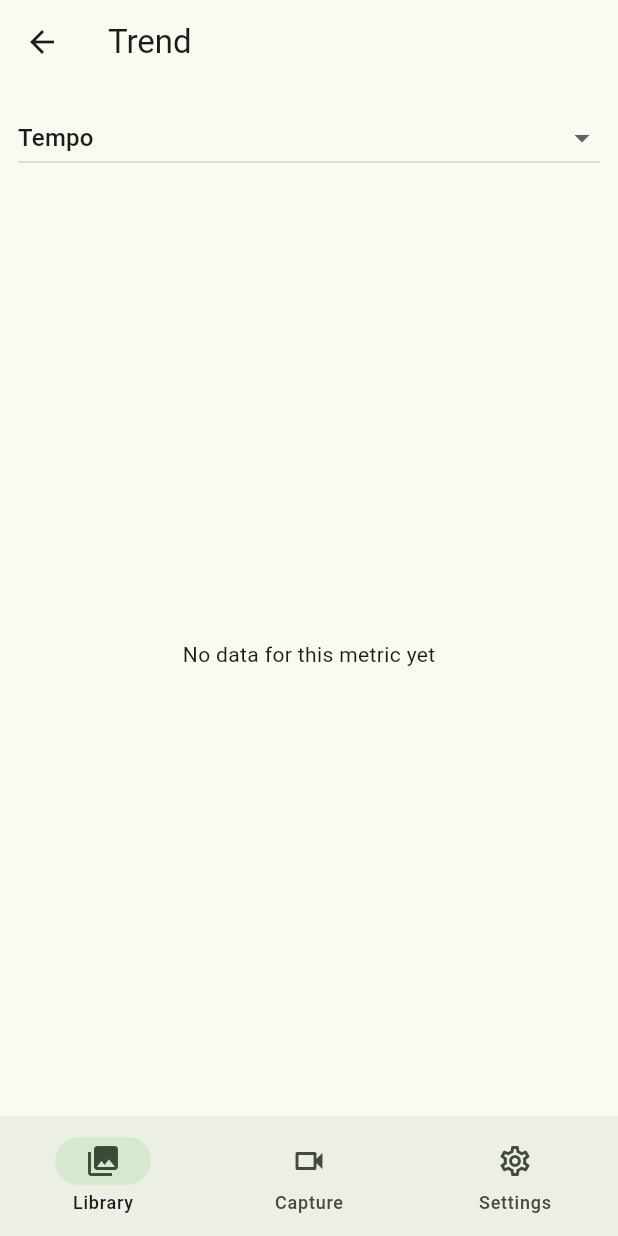
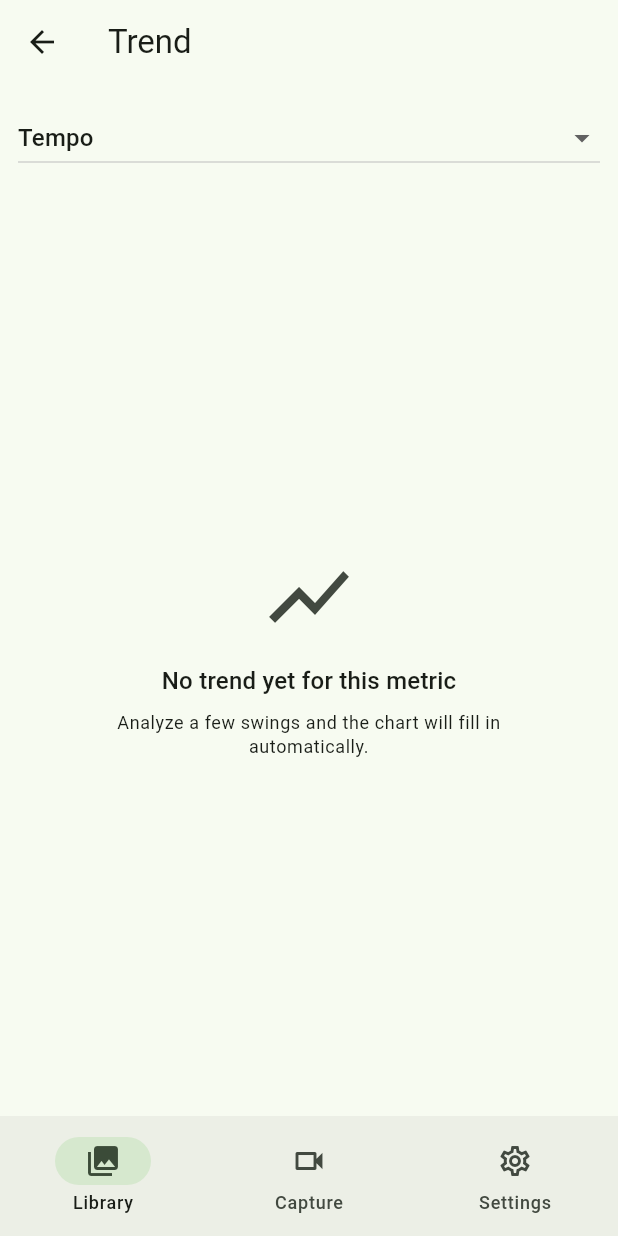
Before and after one commit to catmeoww/golfBuddy, a Flutter app: the TrendScreen screen opened by its route, on a phone screen of 412 x 824 dp. Run offline on Flutter 3.47's test engine with Material 3 defaults, Android fonts, the phone set to English and light mode, and no system bars; our stand-ins replace camera, drift, drift_flutter, fl_chart, flutter_riverpod, go_router and 1 more; missing offline and left inert: google_mlkit_pose_detection; accounts and stored records are empty; generated files the repository leaves out were written again.

Commit message:
App theme: force light mode; Trend: visible empty state
On a phone in system dark mode the whole app rendered dark, which
made the Trend screen look like a black void when no metrics existed
yet. Pin themeMode to light and brightness: Brightness.light on the
generated ColorScheme so we don't invert until we actually design a
dark theme.

Trend empty state now shows a chart icon + "No trend yet" heading
+ a one-line explanation instead of a dim single line of text.

```diff
--- a/lib/app.dart
+++ b/lib/app.dart
@@ -114,8 +114,12 @@ class GolfBuddyApp extends ConsumerWidget {
     final router = ref.watch(_routerProvider);
     return MaterialApp.router(
       title: 'GolfBuddy',
+      themeMode: ThemeMode.light,
       theme: ThemeData(
-        colorScheme: ColorScheme.fromSeed(seedColor: const Color(0xFF2E7D32)),
+        colorScheme: ColorScheme.fromSeed(
+          seedColor: const Color(0xFF2E7D32),
+          brightness: Brightness.light,
+        ),
         useMaterial3: true,
       ),
       routerConfig: router,
--- a/lib/features/library/trend_chart.dart
+++ b/lib/features/library/trend_chart.dart
@@ -21,7 +21,33 @@ class TrendChart extends StatelessWidget {
   @override
   Widget build(BuildContext context) {
     if (points.isEmpty) {
-      return const Center(child: Text('No data for this metric yet'));
+      return Center(
+        child: Padding(
+          padding: const EdgeInsets.all(24),
+          child: Column(
+            mainAxisSize: MainAxisSize.min,
+            children: [
+              Icon(
+                Icons.show_chart,
+                size: 64,
+                color: Theme.of(context).colorScheme.onSurfaceVariant,
+              ),
+              const SizedBox(height: 12),
+              Text(
+                'No trend yet for this metric',
+                style: Theme.of(context).textTheme.titleMedium,
+              ),
+              const SizedBox(height: 8),
+              Text(
+                'Analyze a few swings and the chart will fill in '
+                'automatically.',
+                textAlign: TextAlign.center,
+                style: Theme.of(context).textTheme.bodySmall,
+              ),
+            ],
+          ),
+        ),
+      );
     }
     final xs = points
         .map((p) => p.capturedAt.millisecondsSinceEpoch.toDouble())
```
